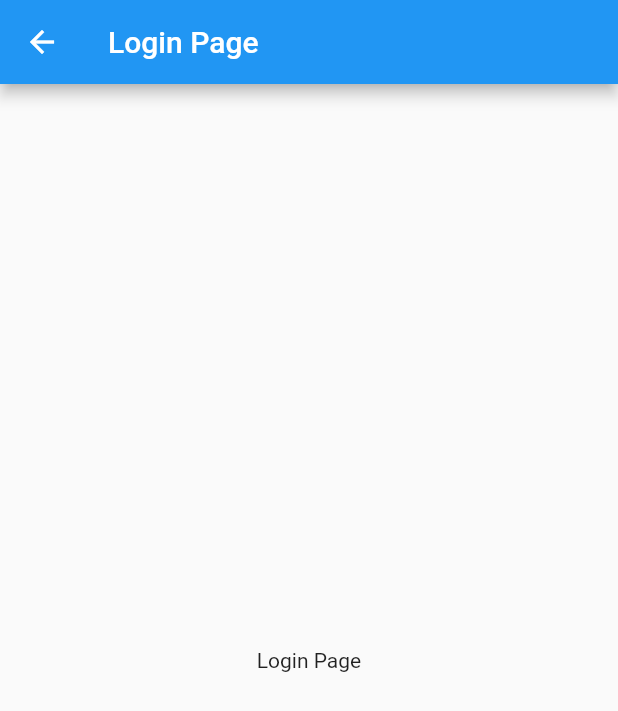
After one commit to elquimeras/baigones, a Flutter app: the screen it shows after launch, after a tap on "Open route", on a phone screen of 412 x 824 dp. The commit adds this screen. Shown: the top 711 px of the screen. Run offline on Flutter 3.47's test engine with Material 2 defaults, Android fonts, the phone set to English and light mode, and no system bars.

Commit message:
Agregada loginPage

```diff
--- a/lib/home.dart
+++ b/lib/home.dart
@@ -1,18 +1,22 @@
 import 'package:flutter/material.dart';
+import './login.dart';
 
-class SecondRoute extends StatelessWidget {
+class FirstRoute extends StatelessWidget {
   @override
   Widget build(BuildContext context) {
     return Scaffold(
       appBar: AppBar(
-        title: Text("Second Route"),
+        title: Text('Mentor match'),
       ),
       body: Center(
         child: RaisedButton(
+          child: Text('Open route'),
           onPressed: () {
-            Navigator.pop(context);
+            Navigator.push(
+              context,
+              MaterialPageRoute(builder: (context) => LoginRoute()),
+            );
           },
-          child: Text('Go back!'),
         ),
       ),
     );
--- /dev/null
+++ b/lib/login.dart
@@ -0,0 +1,17 @@
+import 'package:flutter/material.dart';
+
+class LoginRoute extends StatelessWidget {
+  @override
+  Widget build(BuildContext context) {
+    return Scaffold(
+      appBar: AppBar(
+        title: Text("Login Page"),
+      ),
+      body: Center(
+        child: Text(
+              'Login Page',
+            ),
+      ),
+    );
+  }
+}
```
Also changed, not shown: lib/main.dart (+0 -21 lines).
